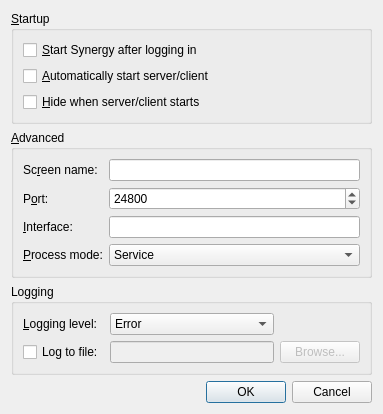
This is src/gui/res/SettingsDialogBase.ui in deskflow/deskflow as Qt 5 draws it before an edit. The edited form follows.
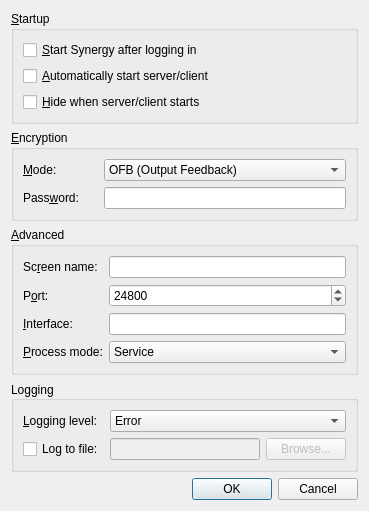
This is the edited form.

Commit message: Jerry's crypto GUI patch.

```diff
--- a/src/gui/res/SettingsDialogBase.ui
+++ b/src/gui/res/SettingsDialogBase.ui
@@ -6,22 +6,144 @@
    <rect>
     <x>0</x>
     <y>0</y>
-    <width>383</width>
-    <height>387</height>
+    <width>369</width>
+    <height>459</height>
    </rect>
   </property>
   <property name="windowTitle">
    <string>Settings</string>
   </property>
-  <layout class="QGridLayout">
-   <item row="1" column="0" colspan="2">
+  <layout class="QVBoxLayout" name="verticalLayout">
+   <item>
+    <widget class="QGroupBox" name="m_pGroupStart">
+     <property name="title">
+      <string>&amp;Startup</string>
+     </property>
+     <layout class="QGridLayout" name="gridLayout">
+      <item row="0" column="0">
+       <widget class="QCheckBox" name="m_pCheckBoxAutoStart">
+        <property name="text">
+         <string>&amp;Start Synergy after logging in</string>
+        </property>
+       </widget>
+      </item>
+      <item row="1" column="0">
+       <widget class="QCheckBox" name="m_pCheckBoxAutoConnect">
+        <property name="text">
+         <string>&amp;Automatically start server/client</string>
+        </property>
+       </widget>
+      </item>
+      <item row="2" column="0">
+       <widget class="QCheckBox" name="m_pCheckBoxAutoHide">
+        <property name="text">
+         <string>&amp;Hide when server/client starts</string>
+        </property>
+       </widget>
+      </item>
+     </layout>
+    </widget>
+   </item>
+   <item>
+    <widget class="QGroupBox" name="m_pGroupCrypto">
+     <property name="enabled">
+      <bool>true</bool>
+     </property>
+     <property name="sizePolicy">
+      <sizepolicy hsizetype="Preferred" vsizetype="Preferred">
+       <horstretch>0</horstretch>
+       <verstretch>0</verstretch>
+      </sizepolicy>
+     </property>
+     <property name="title">
+      <string>&amp;Encryption</string>
+     </property>
+     <layout class="QFormLayout" name="formLayout">
+      <property name="fieldGrowthPolicy">
+       <enum>QFormLayout::AllNonFixedFieldsGrow</enum>
+      </property>
+      <item row="0" column="0">
+       <widget class="QLabel" name="m_pLabel_26">
+        <property name="minimumSize">
+         <size>
+          <width>75</width>
+          <height>0</height>
+         </size>
+        </property>
+        <property name="text">
+         <string>&amp;Mode:</string>
+        </property>
+        <property name="buddy">
+         <cstring>m_pComboCryptoMode</cstring>
+        </property>
+       </widget>
+      </item>
+      <item row="0" column="1">
+       <widget class="QComboBox" name="m_pComboCryptoMode">
+        <item>
+         <property name="text">
+          <string notr="true">OFB (Output Feedback)</string>
+         </property>
+        </item>
+        <item>
+         <property name="text">
+          <string notr="true">CFB (Cipher Feedback)</string>
+         </property>
+        </item>
+        <item>
+         <property name="text">
+          <string notr="true">CTR (Counter)</string>
+         </property>
+        </item>
+        <item>
+         <property name="text">
+          <string notr="true">GCM (Galois/Counter)</string>
+         </property>
+        </item>
+        <item>
+         <property name="text">
+          <string notr="true">Disable encryption</string>
+         </property>
+        </item>
+       </widget>
+      </item>
+      <item row="1" column="0">
+       <widget class="QLabel" name="m_pLabel_23">
+        <property name="text">
+         <string>Pass&amp;word:</string>
+        </property>
+        <property name="buddy">
+         <cstring>m_pLineEditCryptoPass</cstring>
+        </property>
+       </widget>
+      </item>
+      <item row="1" column="1">
+       <widget class="QLineEdit" name="m_pLineEditCryptoPass">
+        <property name="enabled">
+         <bool>true</bool>
+        </property>
+        <property name="echoMode">
+         <enum>QLineEdit::Password</enum>
+        </property>
+       </widget>
+      </item>
+     </layout>
+    </widget>
+   </item>
+   <item>
     <widget class="QGroupBox" name="m_pGroupAdvanced">
      <property name="title">
       <string>&amp;Advanced</string>
      </property>
-     <layout class="QGridLayout">
+     <layout class="QGridLayout" name="gridLayout_3">
       <item row="0" column="0">
        <widget class="QLabel" name="m_pLabel_19">
+        <property name="minimumSize">
+         <size>
+          <width>75</width>
+          <height>0</height>
+         </size>
+        </property>
         <property name="text">
          <string>Sc&amp;reen name:</string>
         </property>
@@ -30,7 +152,7 @@
         </property>
        </widget>
       </item>
-      <item row="0" column="2">
+      <item row="0" column="1">
        <widget class="QLineEdit" name="m_pLineEditScreenName">
         <property name="enabled">
          <bool>true</bool>
@@ -47,24 +169,7 @@
         </property>
        </widget>
       </item>
-      <item row="2" column="0">
-       <widget class="QLabel" name="m_pLabel_21">
-        <property name="text">
-         <string>&amp;Interface:</string>
-        </property>
-        <property name="buddy">
-         <cstring>m_pLineEditInterface</cstring>
-        </property>
-       </widget>
-      </item>
-      <item row="2" column="2">
-       <widget class="QLineEdit" name="m_pLineEditInterface">
-        <property name="enabled">
-         <bool>true</bool>
-        </property>
-       </widget>
-      </item>
-      <item row="1" column="2">
+      <item row="1" column="1">
        <widget class="QSpinBox" name="m_pSpinBoxPort">
         <property name="enabled">
          <bool>true</bool>
@@ -83,6 +188,23 @@
         </property>
        </widget>
       </item>
+      <item row="2" column="0">
+       <widget class="QLabel" name="m_pLabel_21">
+        <property name="text">
+         <string>&amp;Interface:</string>
+        </property>
+        <property name="buddy">
+         <cstring>m_pLineEditInterface</cstring>
+        </property>
+       </widget>
+      </item>
+      <item row="2" column="1">
+       <widget class="QLineEdit" name="m_pLineEditInterface">
+        <property name="enabled">
+         <bool>true</bool>
+        </property>
+       </widget>
+      </item>
       <item row="3" column="0">
        <widget class="QLabel" name="m_pLabel_22">
         <property name="text">
@@ -93,7 +215,7 @@
         </property>
        </widget>
       </item>
-      <item row="3" column="2">
+      <item row="3" column="1">
        <widget class="QComboBox" name="m_pComboProcessMode">
         <item>
          <property name="text">
@@ -110,24 +232,32 @@
      </layout>
     </widget>
    </item>
-   <item row="6" column="0" colspan="2">
-    <widget class="QDialogButtonBox" name="buttonBox">
-     <property name="orientation">
-      <enum>Qt::Horizontal</enum>
-     </property>
-     <property name="standardButtons">
-      <set>QDialogButtonBox::Cancel|QDialogButtonBox::Ok</set>
-     </property>
-    </widget>
-   </item>
-   <item row="3" column="0" rowspan="2" colspan="2">
+   <item>
     <widget class="QGroupBox" name="m_pGroupLog">
+     <property name="sizePolicy">
+      <sizepolicy hsizetype="Preferred" vsizetype="MinimumExpanding">
+       <horstretch>0</horstretch>
+       <verstretch>0</verstretch>
+      </sizepolicy>
+     </property>
      <property name="title">
       <string>Logging</string>
      </property>
-     <layout class="QGridLayout" name="gridLayout">
+     <property name="alignment">
+      <set>Qt::AlignLeading|Qt::AlignLeft|Qt::AlignVCenter</set>
+     </property>
+     <property name="flat">
+      <bool>false</bool>
+     </property>
+     <layout class="QGridLayout" name="gridLayout_2">
       <item row="0" column="0">
        <widget class="QLabel" name="m_pLabel_3">
+        <property name="minimumSize">
+         <size>
+          <width>75</width>
+          <height>0</height>
+         </size>
+        </property>
         <property name="text">
          <string>&amp;Logging level:</string>
         </property>
@@ -136,31 +266,7 @@
         </property>
        </widget>
       </item>
-      <item row="1" column="0">
-       <widget class="QCheckBox" name="m_pCheckBoxLogToFile">
-        <property name="text">
-         <string>Log to file:</string>
-        </property>
-       </widget>
-      </item>
-      <item row="1" column="1">
-       <widget class="QLineEdit" name="m_pLineEditLogFilename">
-        <property name="enabled">
-         <bool>false</bool>
-        </property>
-       </widget>
-      </item>
-      <item row="1" column="2">
-       <widget class="QPushButton" name="m_pButtonBrowseLog">
-        <property name="enabled">
-         <bool>false</bool>
-        </property>
-        <property name="text">
-         <string>Browse...</string>
-        </property>
-       </widget>
-      </item>
-      <item row="0" column="1">
+      <item row="0" column="1" colspan="2">
        <widget class="QComboBox" name="m_pComboLogLevel">
         <item>
          <property name="text">
@@ -199,40 +305,34 @@
         </item>
        </widget>
       </item>
-     </layout>
-    </widget>
-   </item>
-   <item row="0" column="0" colspan="2">
-    <widget class="QGroupBox" name="m_pGroupStart">
-     <property name="title">
-      <string>&amp;Startup</string>
-     </property>
-     <layout class="QVBoxLayout">
-      <item>
-       <widget class="QCheckBox" name="m_pCheckBoxAutoStart">
+      <item row="1" column="0">
+       <widget class="QCheckBox" name="m_pCheckBoxLogToFile">
         <property name="text">
-         <string>&amp;Start Synergy after logging in</string>
+         <string>Log to file:</string>
         </property>
        </widget>
       </item>
-      <item>
-       <widget class="QCheckBox" name="m_pCheckBoxAutoConnect">
-        <property name="text">
-         <string>&amp;Automatically start server/client</string>
+      <item row="1" column="1">
+       <widget class="QLineEdit" name="m_pLineEditLogFilename">
+        <property name="enabled">
+         <bool>false</bool>
         </property>
        </widget>
       </item>
-      <item>
-       <widget class="QCheckBox" name="m_pCheckBoxAutoHide">
+      <item row="1" column="2">
+       <widget class="QPushButton" name="m_pButtonBrowseLog">
+        <property name="enabled">
+         <bool>false</bool>
+        </property>
         <property name="text">
-         <string>&amp;Hide when server/client starts</string>
+         <string>Browse...</string>
         </property>
        </widget>
       </item>
      </layout>
     </widget>
    </item>
-   <item row="5" column="0" colspan="2">
+   <item>
     <spacer name="verticalSpacer">
      <property name="orientation">
       <enum>Qt::Vertical</enum>
@@ -245,6 +345,16 @@
      </property>
     </spacer>
    </item>
+   <item>
+    <widget class="QDialogButtonBox" name="buttonBox">
+     <property name="orientation">
+      <enum>Qt::Horizontal</enum>
+     </property>
+     <property name="standardButtons">
+      <set>QDialogButtonBox::Cancel|QDialogButtonBox::Ok</set>
+     </property>
+    </widget>
+   </item>
   </layout>
  </widget>
  <tabstops>
```
Left out of the diff: 3 changed lines with no effect on the pictures. The commit also changes 10 other files.
